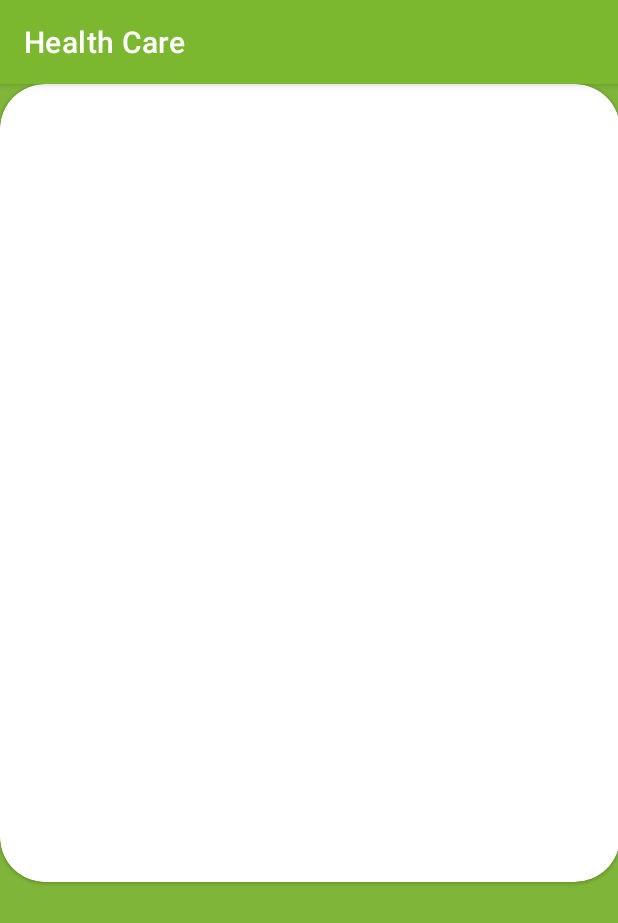
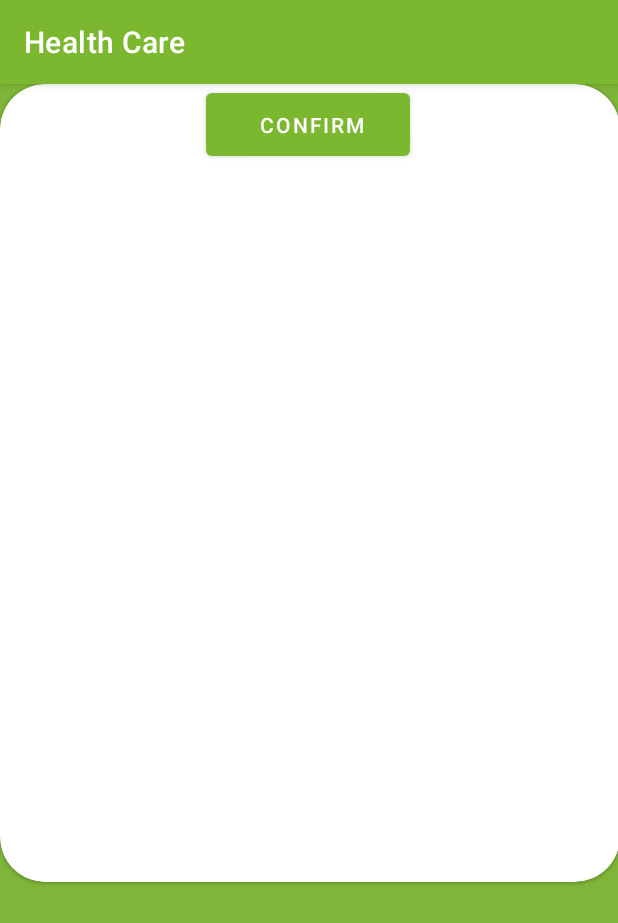
Before and after one commit to shamilkeheliya/HelathCare-MobileApp-CodeZen, an Android app: the UpdateProfile screen opened directly, with no data from a screen before it, on a phone screen of 412 x 824 dp. Shown: the top 923 px of the screen. Run offline under Robolectric (Android 15) with nearby library versions, the phone set to English and light mode, and no system bars.

Commit message:
button added

```diff
--- a/App/app/src/main/res/layout/activity_update_profile.xml
+++ b/App/app/src/main/res/layout/activity_update_profile.xml
@@ -31,4 +31,15 @@
         app:cardCornerRadius="30dp"
         tools:layout_editor_absoluteX="-1dp"
         tools:layout_editor_absoluteY="215dp" />
+
+    <Button
+        android:id="@+id/button2"
+        android:layout_width="136dp"
+        android:layout_height="54dp"
+        android:text=" Confirm"
+        app:layout_constraintEnd_toEndOf="parent"
+        app:layout_constraintHorizontal_bias="0.498"
+        app:layout_constraintStart_toStartOf="parent"
+        tools:layout_editor_absoluteY="637dp" />
+
 </androidx.constraintlayout.widget.ConstraintLayout>
```
